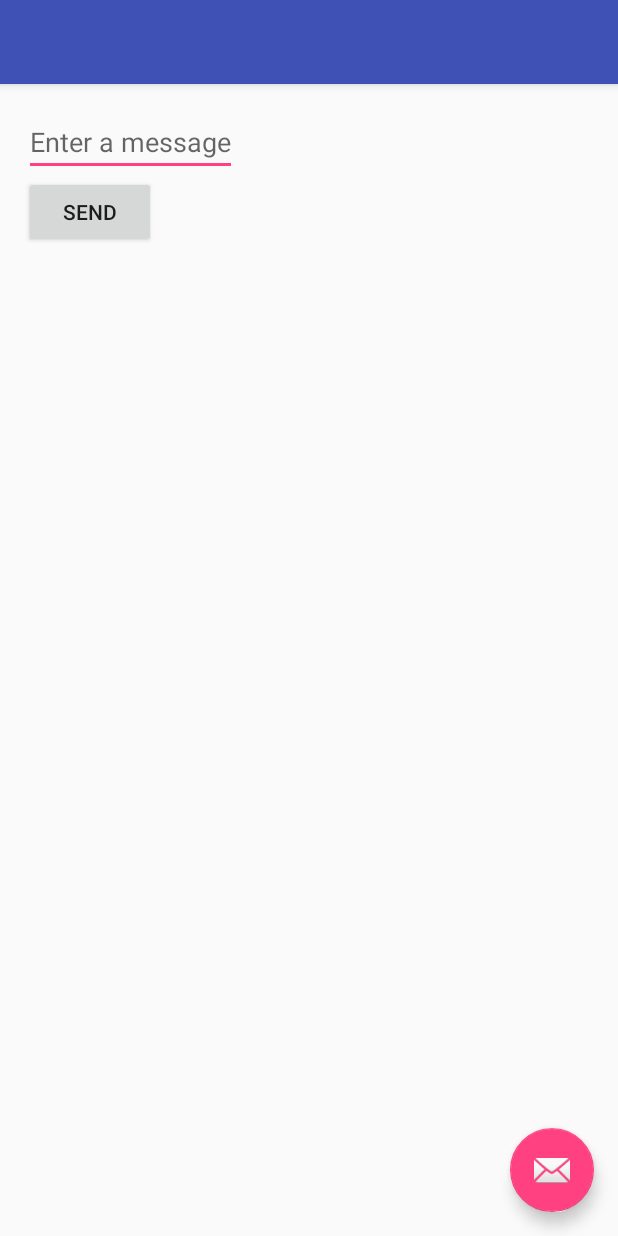
After one commit to alex10ronda/MyFirstApp, an Android app: the HttpExampleActivity screen opened directly, with no data from a screen before it, on a phone screen of 412 x 824 dp. The commit adds this screen. Run offline under Robolectric (Android 15) with nearby library versions, the phone set to English and light mode, and no system bars.

Commit message:
Peticion HTTP y obtencion de JSON

```diff
--- /dev/null
+++ b/src/main/res/layout/activity_http_example.xml
@@ -0,0 +1,34 @@
+<?xml version="1.0" encoding="utf-8"?>
+<android.support.design.widget.CoordinatorLayout xmlns:android="http://schemas.android.com/apk/res/android"
+    xmlns:app="http://schemas.android.com/apk/res-auto"
+    xmlns:tools="http://schemas.android.com/tools"
+    android:layout_width="match_parent"
+    android:layout_height="match_parent"
+    android:fitsSystemWindows="true"
+    tools:context="com.example.alejandroruiz.myfirstapp.HttpExampleActivity">
+
+    <android.support.design.widget.AppBarLayout
+        android:layout_width="match_parent"
+        android:layout_height="wrap_content"
+        android:theme="@style/AppTheme.AppBarOverlay">
+
+        <android.support.v7.widget.Toolbar
+            android:id="@+id/toolbar"
+            android:layout_width="match_parent"
+            android:layout_height="?attr/actionBarSize"
+            android:background="?attr/colorPrimary"
+            app:popupTheme="@style/AppTheme.PopupOverlay" />
+
+    </android.support.design.widget.AppBarLayout>
+
+    <include layout="@layout/content_http_example" />
+
+    <android.support.design.widget.FloatingActionButton
+        android:id="@+id/fab"
+        android:layout_width="wrap_content"
+        android:layout_height="wrap_content"
+        android:layout_gravity="bottom|end"
+        android:layout_margin="@dimen/fab_margin"
+        android:src="@android:drawable/ic_dialog_email" />
+
+</android.support.design.widget.CoordinatorLayout>
--- /dev/null
+++ b/src/main/res/layout/content_http_example.xml
@@ -0,0 +1,41 @@
+<?xml version="1.0" encoding="utf-8"?>
+<RelativeLayout xmlns:android="http://schemas.android.com/apk/res/android"
+    xmlns:app="http://schemas.android.com/apk/res-auto"
+    xmlns:tools="http://schemas.android.com/tools"
+    android:layout_width="match_parent"
+    android:layout_height="match_parent"
+    android:paddingBottom="@dimen/activity_vertical_margin"
+    android:paddingLeft="@dimen/activity_horizontal_margin"
+    android:paddingRight="@dimen/activity_horizontal_margin"
+    android:paddingTop="@dimen/activity_vertical_margin"
+    app:layout_behavior="@string/appbar_scrolling_view_behavior"
+    tools:context="com.example.alejandroruiz.myfirstapp.HttpExampleActivity"
+    tools:showIn="@layout/activity_http_example">
+
+    <EditText android:id="@+id/myUrl"
+
+        android:layout_width="wrap_content"
+        android:layout_height="wrap_content"
+        android:hint="@string/edit_message"
+        />
+
+    <TextView
+        android:id="@+id/myText"
+        android:layout_width="100dp"
+        android:layout_height="100dp"
+        android:layout_below="@+id/send"
+        android:layout_alignParentLeft="true"
+        android:layout_alignParentStart="true"
+        android:layout_alignParentRight="true"
+        android:layout_alignParentEnd="true" />
+
+    <Button
+        android:id="@+id/send"
+        android:layout_width="wrap_content"
+        android:layout_height="wrap_content"
+        android:text="@string/button_send"
+        android:onClick="myClickHandler"
+        android:layout_below="@+id/myUrl"
+        android:layout_alignParentLeft="true"
+        android:layout_alignParentStart="true" />
+</RelativeLayout>
--- a/src/main/res/values/strings.xml
+++ b/src/main/res/values/strings.xml
@@ -7,4 +7,5 @@
 
     <!-- TODO: Remove or change this placeholder text -->
     <string name="hello_blank_fragment">Hello blank fragment</string>
+    <string name="title_activity_http_example">HttpExampleActivity</string>
 </resources>
```
Also changed, not shown: src/main/AndroidManifest.xml (+13 -1 lines), src/main/java/com/example/alejandroruiz/myfirstapp/HttpExampleActivity.java (added, +120 -0 lines), src/main/java/com/example/alejandroruiz/myfirstapp/MyActivity.java (+5 -2 lines).
